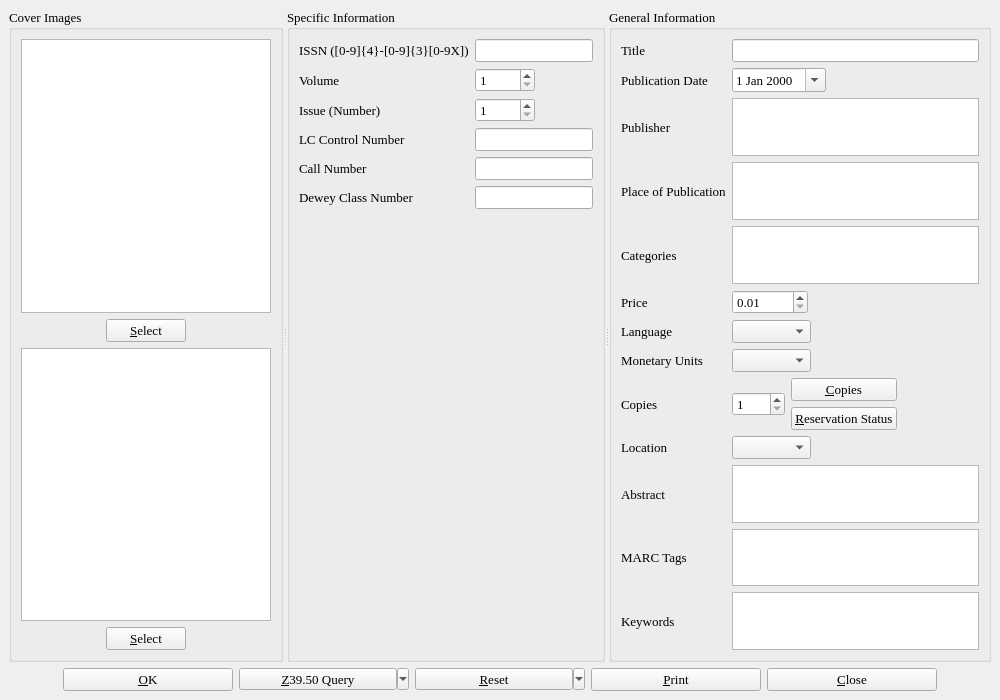
Above: maginfo.ui from textbrowser/biblioteq before the change. Below: the same form after it.
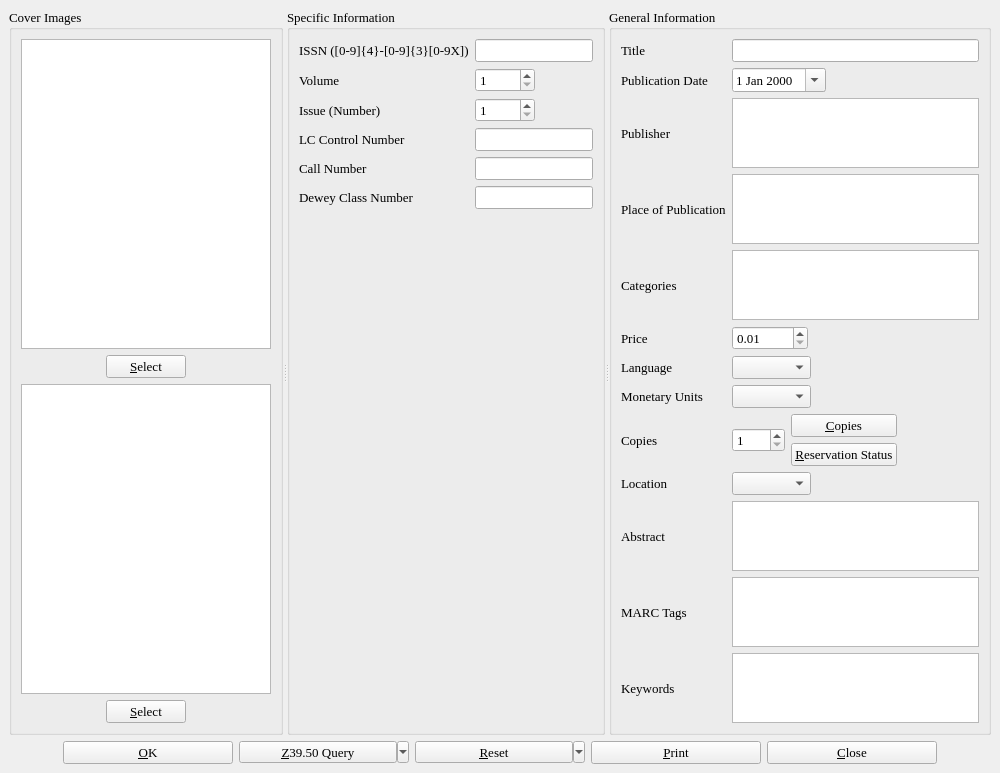
That is the form after the change. Icons and pictures are not drawn. Custom widgets are drawn as their Qt base class.

The edit to the form file:
```diff
--- a/maginfo.ui
+++ b/maginfo.ui
@@ -10,12 +10,6 @@
     <height>700</height>
    </rect>
   </property>
-  <property name="minimumSize">
-   <size>
-    <width>1000</width>
-    <height>700</height>
-   </size>
-  </property>
   <property name="font">
    <font>
     <family>Times</family>
```
